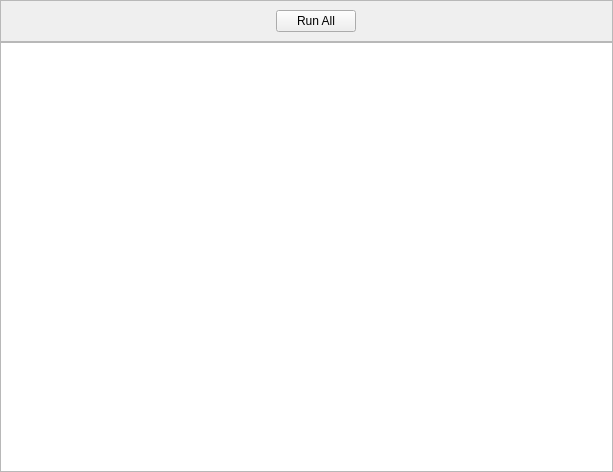
The window that widgets/Forms/runtimeform.ui (mimirobo/AtisLauncher) describes before a commit, drawn with Qt 5.
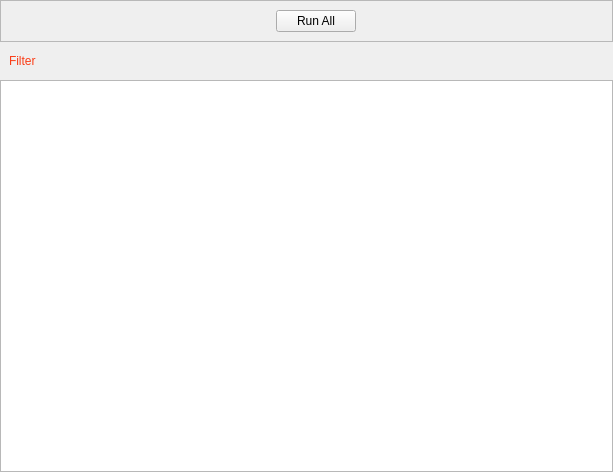
The same window after the commit. Custom widgets are drawn as their Qt base class.

What changed in the file:
```diff
--- a/widgets/Forms/runtimeform.ui
+++ b/widgets/Forms/runtimeform.ui
@@ -13,7 +13,7 @@
   <property name="windowTitle">
    <string>Form</string>
   </property>
-  <layout class="QVBoxLayout" name="verticalLayout" stretch="0,1">
+  <layout class="QVBoxLayout" name="verticalLayout" stretch="0,0,1">
    <property name="spacing">
     <number>0</number>
    </property>
@@ -84,6 +84,36 @@
      </layout>
     </widget>
    </item>
+   <item>
+    <widget class="QWidget" name="filterWidget" native="true">
+     <layout class="QHBoxLayout" name="filterLayout">
+      <item>
+       <widget class="QLabel" name="filterLabel">
+        <property name="styleSheet">
+         <string notr="true">#filterLabel{color: rgb(250, 61, 23);}
+</string>
+        </property>
+        <property name="text">
+         <string>Filter</string>
+        </property>
+       </widget>
+      </item>
+      <item>
+       <spacer name="horizontalSpacer_3">
+        <property name="orientation">
+         <enum>Qt::Horizontal</enum>
+        </property>
+        <property name="sizeHint" stdset="0">
+         <size>
+          <width>40</width>
+          <height>20</height>
+         </size>
+        </property>
+       </spacer>
+      </item>
+     </layout>
+    </widget>
+   </item>
    <item>
     <widget class="QListWidget" name="listWidget"/>
    </item>
```
